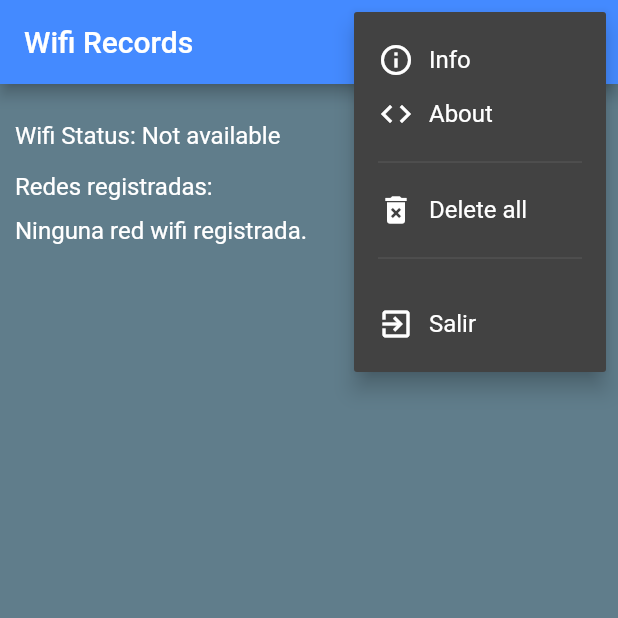
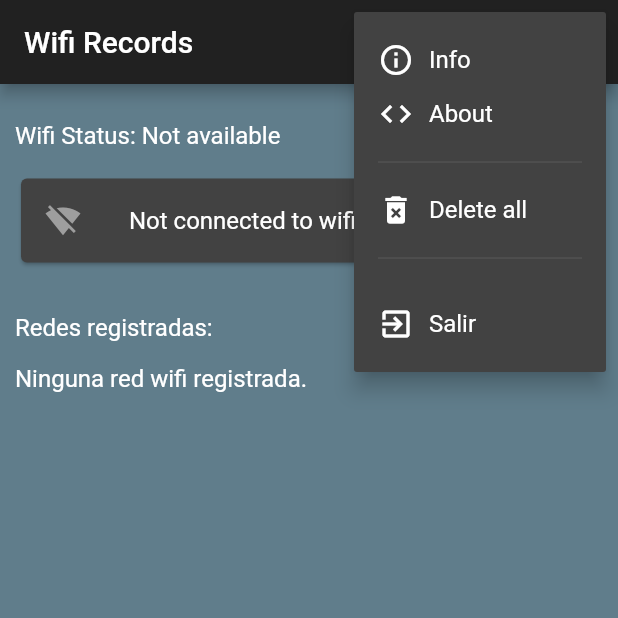
Before and after one commit to Webierta/wifi_records, a Flutter app: the screen it shows after launch, after a tap on the "more vert" icon, on a phone screen of 412 x 824 dp, the top half of it. Run offline on Flutter 3.47's test engine with Material 2 defaults, Android fonts, the light colour scheme and no system bars; our stand-ins replace connectivity, flutter_local_notifications, hive, permission_handler; missing offline and left inert: android_intent, wifi_info_flutter; accounts and stored records are empty; project files that could hold a hidden picture were left out.

Commit message:
added url_launcher and code cleaned

```diff
--- a/lib/main.dart
+++ b/lib/main.dart
@@ -11,17 +11,13 @@
 
 // Sets a platform override for desktop to avoid exceptions. See
 // https://flutter.dev/desktop#target-platform-override for more info.
-
 void main() async {
   if (Platform.isAndroid) {
     WidgetsFlutterBinding.ensureInitialized();
-    //Directory directory = await pathProvider.getApplicationDocumentsDirectory();
     var directory = (await getExternalStorageDirectory())!;
     Hive
       ..init(directory.path)
       ..registerAdapter(RedWifiAdapter());
-    //await Hive.openBox('box');
-
     runApp(MultiProvider(
       providers: [ChangeNotifierProvider(create: (_) => Redes())],
       child: MyApp(),
@@ -37,15 +33,15 @@
       title: 'Wifi Alert',
       theme: ThemeData(
         brightness: Brightness.dark,
-        primaryColor: Colors.blueAccent,
-        // primarySwatch: Colors.blue,
+        primarySwatch: Colors.lightBlue,
         scaffoldBackgroundColor: Colors.blueGrey,
         visualDensity: VisualDensity.adaptivePlatformDensity,
         textTheme: TextTheme(bodyText2: TextStyle(fontSize: 16.0)),
       ),
-      //home: LocationPage(),
       initialRoute: RouteGenerator.home,
       onGenerateRoute: RouteGenerator.generateRoute,
     );
   }
 }
+
+//TODO: internacionalizacion : en es
--- a/lib/screens/about_page.dart
+++ b/lib/screens/about_page.dart
@@ -48,6 +48,7 @@
 }
 
 const String textoAbout = '''
+
 WIFI RECORDS
 Versión 1.0.0
 Jesús Cuerda (Webierta)
@@ -98,5 +99,5 @@
 
 Aplicación desarrollada con Flutter.
 
-Packages de Flutter y Dart: provider (MIT License, Remi Rousselet), wifi_info_flutter (BSD License, flutter.dev), connectivity (BSD License, flutter.dev), permission_handler (MIT License, Baseflow), android_intent (BSD License, flutter.dev), hive (Apache License, hivedb.dev), path_provider (BSD License, flutter.dev), flutter_local_notifications (BSD License, dexterx.dev).
+Packages de Flutter y Dart: provider (MIT License, Remi Rousselet), wifi_info_flutter (BSD License, flutter.dev), connectivity (BSD License, flutter.dev), permission_handler (MIT License, Baseflow), android_intent (BSD License, flutter.dev), hive (Apache License, hivedb.dev), path_provider (BSD License, flutter.dev), flutter_local_notifications (BSD License, dexterx.dev), url_launcher (BSD License, flutter.dev).
 ''';
--- a/lib/screens/location_page.dart
+++ b/lib/screens/location_page.dart
@@ -39,7 +39,6 @@
 
   @override
   void dispose() {
-    print('dispose');
     _connectivityStream.cancel();
     super.dispose();
   }
@@ -80,17 +79,11 @@
 
   _init() async {
     var location = await Location.init();
-    print('INIT');
     if (!location.serviceEnabled) {
-      print('serviceEnabled != true');
       //TODO: posible retorno del valor pulsado y permitir tap back para regresar a la app
-      // Future<bool>
-      // return (await showDialog<bool>
-      //  onPressed: Navigator.of(context).pop(false);
       await _dialogoLocation();
     }
     if (location.serviceEnabled && location.permissionIsGranted) {
-      print('serviceEnabled == true && permissionIsGranted == true');
       var result = await _connectivity.checkConnectivity();
       //if (result != ConnectivityResult.none) {
       context.read<Redes>().connectivityDone = true;
@@ -151,7 +144,7 @@
   Widget build(BuildContext context) {
     context.watch<Redes>().getRedes();
     return Scaffold(
-      body: context.read<Redes>().connectivityDone == true ? Home(_init) : NotInit(),
+      body: context.read<Redes>().connectivityDone == true ? Home(_init) : const NotInit(),
     );
   }
 }
--- a/lib/widgets/home.dart
+++ b/lib/widgets/home.dart
@@ -12,6 +12,29 @@
   @override
   Widget build(BuildContext context) {
     context.watch<Redes>().getRedes();
+
+    StatelessWidget _iconTrailing() {
+      if (context.read<Redes>().connectivityWifi) {
+        if (context
+            .read<Redes>()
+            .existeRed(context.read<Redes>().wifiName, context.read<Redes>().wifiBSSID)) {
+          return const Icon(Icons.lock, color: Colors.grey);
+        } else {
+          return IconButton(
+            icon: const Icon(Icons.save),
+            onPressed: () {
+              context.read<Redes>().saveRed(RedWifi(
+                  wifiName: context.read<Redes>().wifiName,
+                  wifiBSSID: context.read<Redes>().wifiBSSID));
+              init();
+            },
+          );
+        }
+      } else {
+        return const Icon(Icons.warning_amber_outlined, color: Colors.redAccent);
+      }
+    }
+
     return Scaffold(
       appBar: MyAppBar(appBar: AppBar(), init: init),
       body: WillPopScope(
@@ -30,54 +53,54 @@
                         : 'Wifi Status: Not available'),
                   ),
                 ),
-                if (context.read<Redes>().connectivityWifi)
                 Card(
-                    margin: const EdgeInsets.only(bottom: 30.0),
+                  //margin: const EdgeInsets.only(bottom: 30.0),
                   child: Column(
                     mainAxisSize: MainAxisSize.min,
                     children: [
                       ListTile(
-                          leading: const Icon(Icons.wifi, color: Colors.blue),
-                          title: Text(context.watch<Redes>().wifiName),
-                          subtitle: Column(
+                        leading: context.read<Redes>().connectivityWifi
+                            ? const Icon(Icons.wifi, color: Colors.blue)
+                            : const Icon(Icons.signal_wifi_off, color: Colors.grey),
+                        title: Text(context.read<Redes>().connectivityWifi
+                            ? context.watch<Redes>().wifiName
+                            : 'Not connected to wifi network'),
+                        subtitle: context.read<Redes>().connectivityWifi
+                            ? Column(
                                 crossAxisAlignment: CrossAxisAlignment.start,
                                 children: [
                                   Text('BSSID: ${context.watch<Redes>().wifiBSSID}'),
                                   Text('IP: ${context.watch<Redes>().wifiIp}')
                                 ],
-                          ),
-                          trailing: (context.read<Redes>().existeRed(
-                                  context.read<Redes>().wifiName, context.read<Redes>().wifiBSSID))
-                              ? const Icon(Icons.lock)
-                              : IconButton(
-                                  icon: const Icon(Icons.save),
-                                  onPressed: () {
-                                    context.read<Redes>().saveRed(RedWifi(
-                                        wifiName: context.read<Redes>().wifiName,
-                                        wifiBSSID: context.read<Redes>().wifiBSSID));
-                                    init();
-                                  },
-                                ),
+                              )
+                            : null,
+                        trailing: _iconTrailing(),
                       ),
                     ],
                   ),
                 ),
-                const Align(
+                Padding(
+                  padding: const EdgeInsets.only(top: 30, bottom: 15),
+                  child: const Align(
                     alignment: Alignment.centerLeft,
                     child: Text('Redes registradas:'),
                   ),
+                ),
                 (context.watch<Redes>().redes.length == 0)
-                    ? const Padding(
-                        padding: EdgeInsets.only(top: 10),
-                        child: Align(
+                    ? const Align(
                         alignment: Alignment.centerLeft,
                         child: Text('Ninguna red wifi registrada.'),
-                        ),
                       )
                     : Consumer<Redes>(
                         builder: (context, data, child) {
                           return Expanded(
-                            child: ListView.builder(
+                            child: ListView.separated(
+                              separatorBuilder: (context, index) => Divider(
+                                thickness: 0.5,
+                                color: Colors.grey,
+                                indent: 10,
+                                endIndent: 10,
+                              ),
                               itemCount: data.redes.length,
                               itemBuilder: (context, index) {
                                 //RedWifi red = data.redes[index];
@@ -85,7 +108,7 @@
                                   key: Key(data.redes[index].wifiBSSID),
                                   background: Container(
                                     decoration: const BoxDecoration(
-                                      color: Color(0xFFECEFF1), //blueGrey[50] 0XFFCFD8DC = [100]
+                                      color: Color(0xFFECEFF1),
                                       borderRadius: BorderRadius.only(
                                         topLeft: Radius.circular(40),
                                         bottomLeft: Radius.circular(40),
--- a/lib/widgets/no_init.dart
+++ b/lib/widgets/no_init.dart
@@ -1,6 +1,8 @@
 import 'package:flutter/material.dart';
 
 class NotInit extends StatelessWidget {
+  const NotInit();
+
   @override
   Widget build(BuildContext context) {
     return Center(
@@ -9,16 +11,16 @@
           color: Colors.black.withOpacity(0.8),
           borderRadius: BorderRadius.circular(10),
         ),
-        padding: EdgeInsets.symmetric(vertical: 30, horizontal: 20),
+        padding: const EdgeInsets.symmetric(vertical: 30, horizontal: 20),
         child: Column(
           mainAxisAlignment: MainAxisAlignment.center,
           mainAxisSize: MainAxisSize.min,
           children: [
             Container(
-              padding: EdgeInsets.only(bottom: 16),
-              child: CircularProgressIndicator(),
+              padding: const EdgeInsets.only(bottom: 16),
+              child: const CircularProgressIndicator(),
             ),
-            Text('Buscando conexion wifi...')
+            const Text('Buscando conexion wifi...')
           ],
         ),
       ),
--- a/pubspec.yaml
+++ b/pubspec.yaml
@@ -20,6 +20,7 @@
   hive_flutter: ^1.0.0
   path_provider: ^2.0.1
   flutter_local_notifications: ^5.0.0+1
+  url_launcher: ^6.0.3
   cupertino_icons: ^1.0.2
 
 dev_dependencies:
```
Also changed, not shown: lib/screens/donation_page.dart (+16 -3 lines), pubspec.lock. Lines whose indentation alone changed are shown as unchanged.
